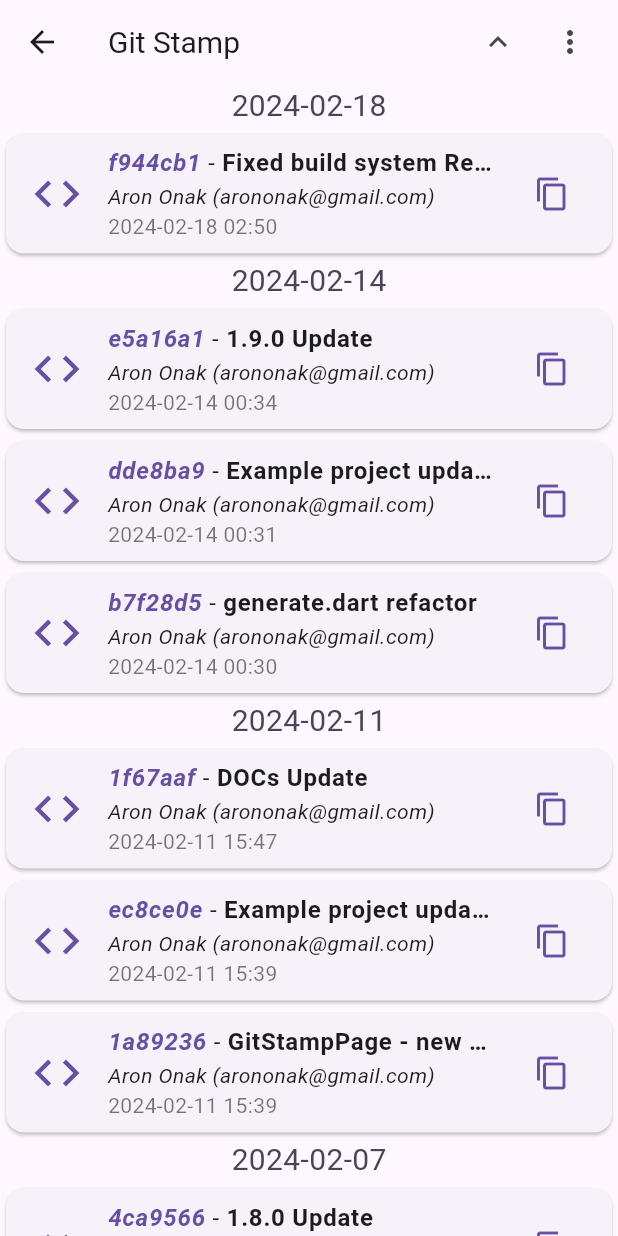
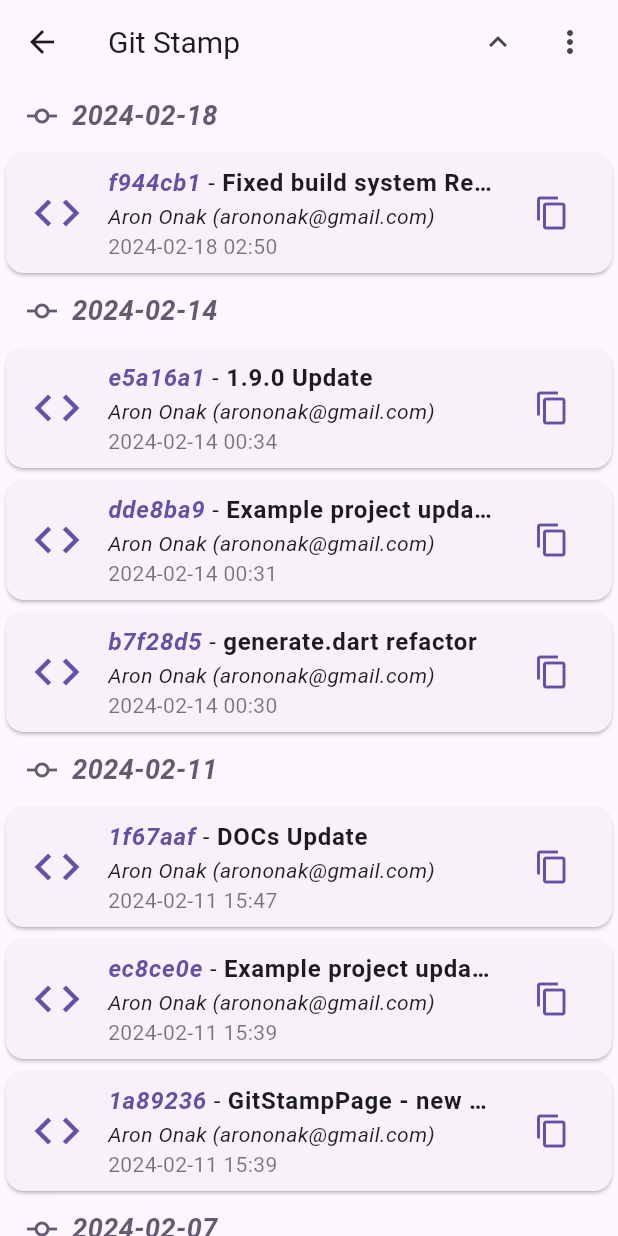
Before and after one commit to arononak/git_stamp, a Flutter app: the GitStampPage screen opened directly, on a phone screen of 412 x 824 dp. Run offline on Flutter 3.47's test engine with Material 3 defaults, Android fonts, the phone set to English and light mode, and no system bars.

Commit message:
GitStampPage - New date header style

```diff
--- a/example/lib/git_stamp/git_stamp_page.dart
+++ b/example/lib/git_stamp/git_stamp_page.dart
@@ -197,11 +197,23 @@ Widget _buildCommitList(elements) {
 
       return Column(
         children: [
-          Text(
-            header,
-            style: TextStyle(
-              fontSize: 20,
-              color: Theme.of(context).colorScheme.onSecondaryContainer,
+          Padding(
+            padding: EdgeInsets.symmetric(vertical: 8, horizontal: 16),
+            child: Row(
+              children: [
+                Icon(Icons.commit,
+                    color: Theme.of(context).colorScheme.secondary),
+                SizedBox(width: 8),
+                Text(
+                  header,
+                  style: TextStyle(
+                    fontSize: 18,
+                    fontWeight: FontWeight.w600,
+                    fontStyle: FontStyle.italic,
+                    color: Theme.of(context).colorScheme.secondary,
+                  ),
+                ),
+              ],
             ),
           ),
           ...commits
```
Also changed, not shown: bin/generated_files/generated_git_stamp_page.dart (+16 -5 lines).
